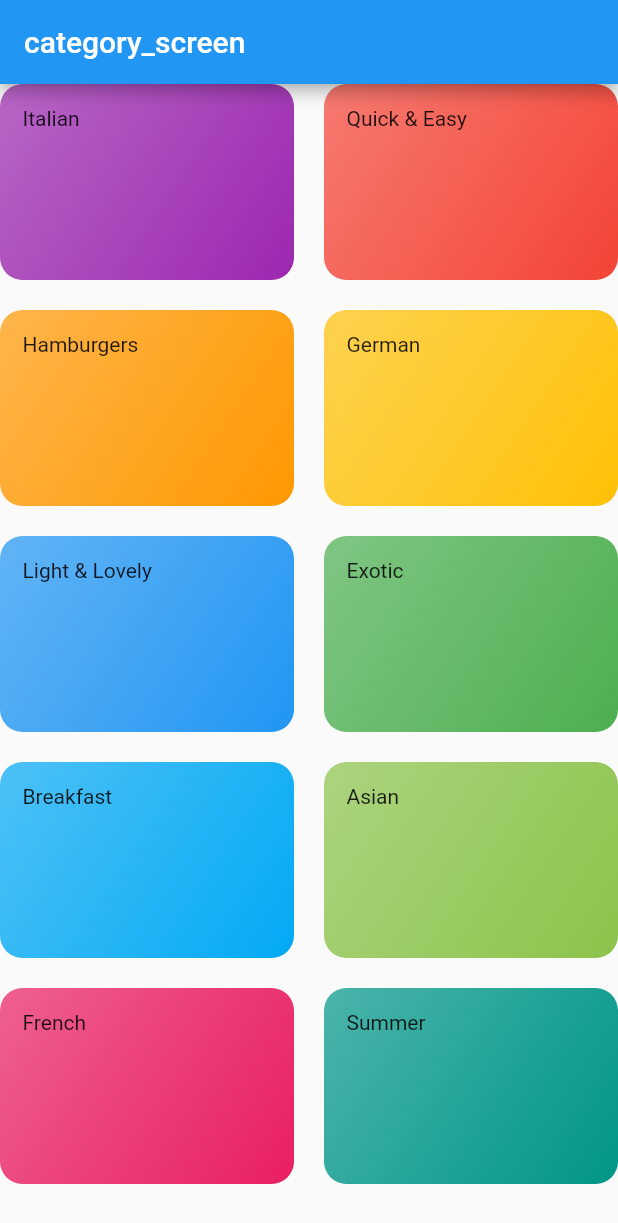
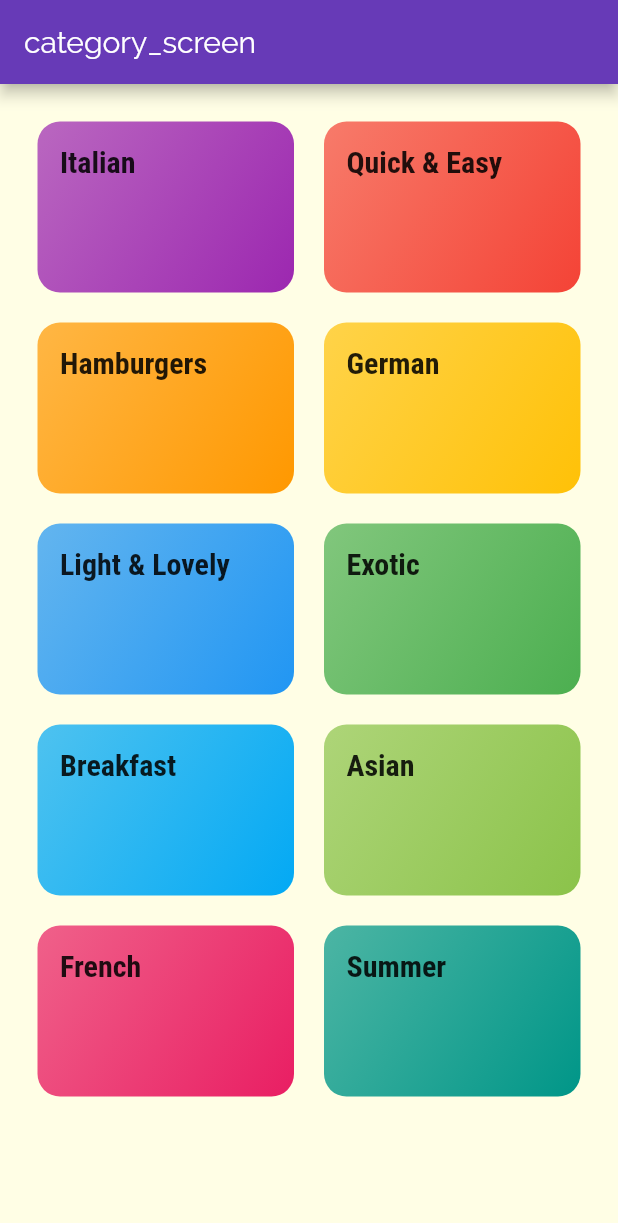
Before and after one commit to linaalbaroudi/meals_app, a Flutter app: the screen it shows after launch, on a phone screen of 412 x 824 dp. Shown: the top 1223 px of the screen. Run offline on Flutter 3.47's test engine with Material 2 defaults, Android fonts, the phone set to English and light mode, and no system bars.

Commit message:
lina commit 1

```diff
--- a/lib/main.dart
+++ b/lib/main.dart
@@ -1,5 +1,5 @@
 import 'package:flutter/material.dart';
-import 'package:meals_app/categories_screen.dart';
+import 'package:meals_app/screens/categories_screen.dart';
 
 void main() {
   runApp(MyApp());
@@ -12,7 +12,20 @@ class MyApp extends StatelessWidget {
     return MaterialApp(
       title: 'Meals App',
       theme: ThemeData(
-        primarySwatch: Colors.blue,
+        primarySwatch: Colors.deepPurple,
+        accentColor: Colors.amber,
+        canvasColor: Color.fromRGBO(255, 254, 229, 1),
+        fontFamily: 'Raleway',
+        textTheme: ThemeData.light().textTheme.copyWith(
+            body1: TextStyle(
+              color: Color.fromRGBO(20, 51, 51, 1),
+            ),
+            body2: TextStyle(color: Color.fromRGBO(20, 51, 51, 1)),
+            title: TextStyle(
+              fontSize: 20.0,
+              fontFamily: 'RobotoCondensed',
+              fontWeight: FontWeight.bold,
+            )),
         visualDensity: VisualDensity.adaptivePlatformDensity,
       ),
       home: CategoriesScreen(),
--- a/lib/categories_screen.dart
+++ b/lib/screens/categories_screen.dart
@@ -1,6 +1,6 @@
 import 'package:flutter/material.dart';
-import 'package:meals_app/category_item.dart';
-import './dummy_data.dart';
+import 'package:meals_app/screens/widgets/category_item.dart';
+import '../dummy_data.dart';
 
 class CategoriesScreen extends StatelessWidget {
   const CategoriesScreen({Key key}) : super(key: key);
@@ -10,6 +10,7 @@ class CategoriesScreen extends StatelessWidget {
     return Scaffold(
       appBar: AppBar(title: const Text("category_screen"),),
       body: GridView(
+        padding: EdgeInsets.all(25),
         children: DUMMY_CATEGORIES.map((categoryData) => CategoryItem( title: categoryData.title, color: categoryData.color),).toList(),
         gridDelegate: SliverGridDelegateWithMaxCrossAxisExtent(
             maxCrossAxisExtent: 200,
--- a/lib/category_item.dart
+++ b/lib/screens/widgets/category_item.dart
@@ -10,7 +10,7 @@ class CategoryItem extends StatelessWidget {
   Widget build(BuildContext context) {
     return Container(
       padding: const EdgeInsets.all(15),
-      child: Text(title),
+      child: Text(title, style: Theme.of(context).textTheme.title,),
       decoration: BoxDecoration(
         gradient: LinearGradient(
           colors: [color.withOpacity(0.7), color],
```
Also changed, not shown: pubspec.yaml (+17 -11 lines), assets/fonts/Raleway-Black.ttf (added), assets/fonts/Raleway-Bold.ttf (added), assets/fonts/Raleway-Regular.ttf (added), assets/fonts/RobotoCondensed-Bold.ttf (added), assets/fonts/RobotoCondensed-Italic.ttf (added), assets/fonts/RobotoCondensed-Light.ttf (added), assets/fonts/RobotoCondensed-Regular.ttf (added), lib/screens/category_meals_screen.dart (added).
